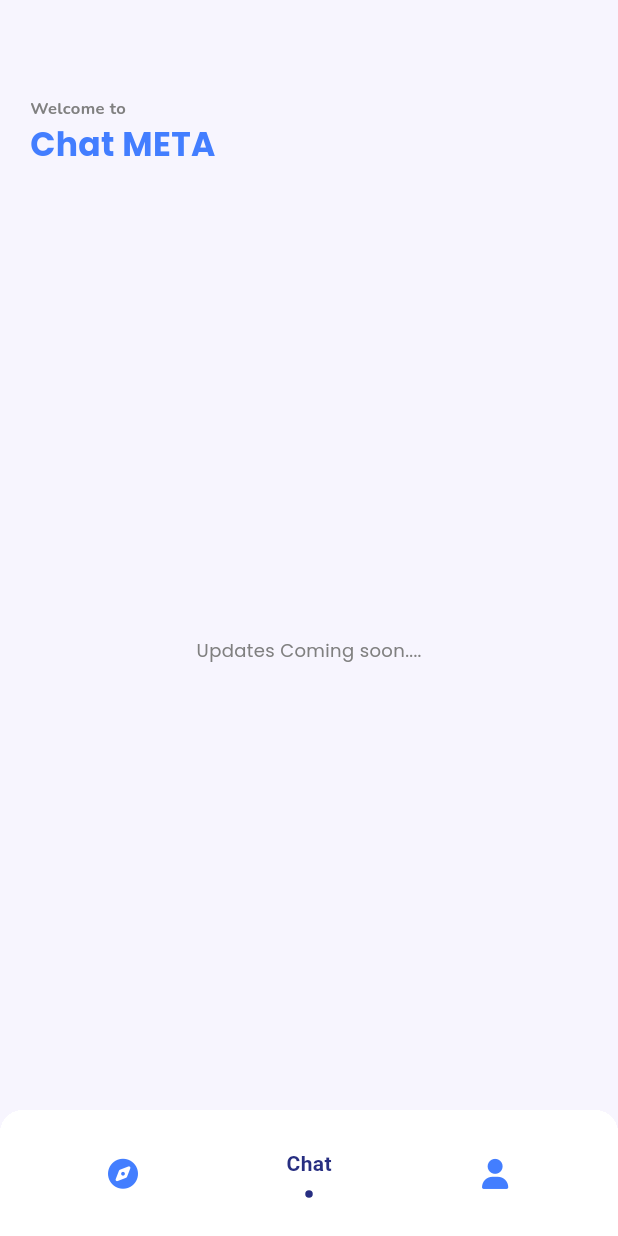
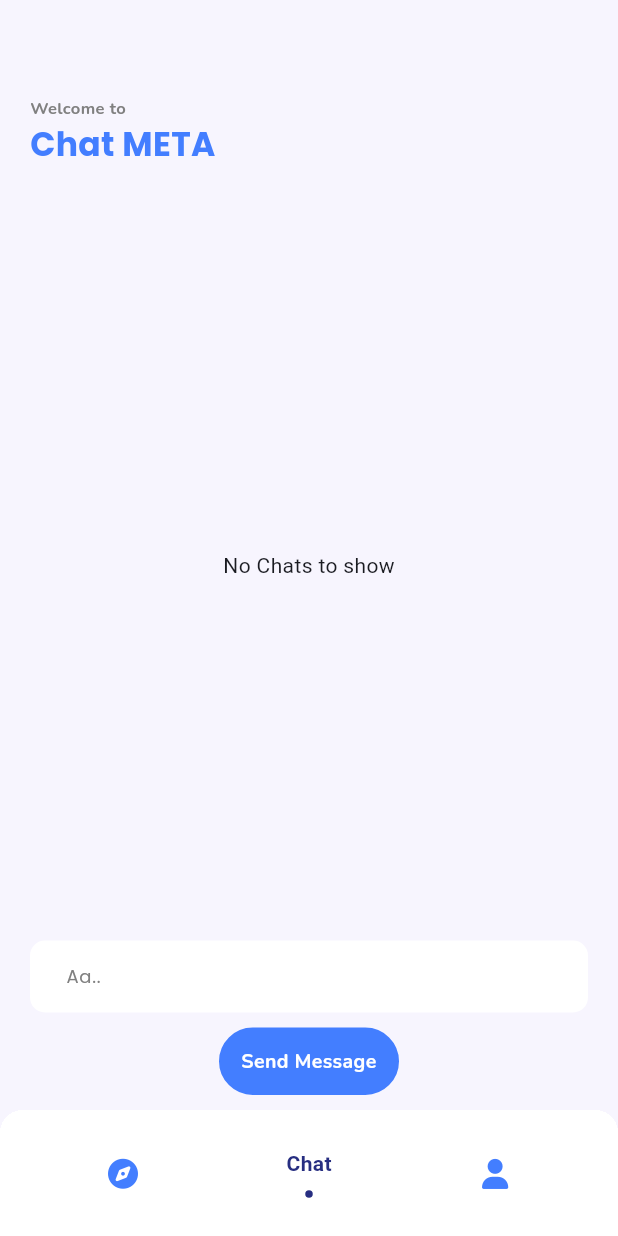
Before and after one commit to sakibZeem/chat-application, a Flutter app: the screen it shows once a user with an empty profile is signed in, swiped to page 2, on a phone screen of 412 x 824 dp. Run offline on Flutter 3.47's test engine with Material 3 defaults, Android fonts, the phone set to English and light mode, and no system bars; drawn by our look-alikes of flashy_tab_bar2; our stand-ins replace cloud_firestore, firebase_auth, firebase_core, font_awesome_flutter, google_fonts; missing offline and left inert: random_avatar; accounts and stored records are empty.

```diff
--- /dev/null
+++ b/lib/models/chat_models.dart
@@ -0,0 +1,44 @@
+// To parse this JSON data, do
+//
+//     final messageModel = messageModelFromMap(jsonString);
+
+import 'dart:convert';
+
+import 'package:cloud_firestore/cloud_firestore.dart';
+
+List<MessageModel> messageModelFromMap(String str) => List<MessageModel>.from(json.decode(str).map((x) => MessageModel.fromMap(x)));
+
+String messageModelToMap(List<MessageModel> data) => json.encode(List<dynamic>.from(data.map((x) => x.toMap())));
+
+class MessageModel {
+  String? message;
+  String? uuid;
+  String? name;
+  Timestamp? time;
+
+  MessageModel({
+    this.message,
+    this.uuid,
+    this.name,
+    this.time,
+  });
+
+  factory MessageModel.fromMap(Map<String, dynamic> json) => MessageModel(
+    message: json["message"],
+    uuid: json["uuid"],
+    name: json["name"],
+    time: json["time"],
+  );
+
+  Map<String, dynamic> toMap() => {
+    "message": message,
+    "uuid": uuid,
+    "name": name,
+    "time": time,
+  };
+
+  @override
+  String toString() {
+    return 'MessageModel{message: $message, uuid: $uuid, name: $name, time: $time}';
+  }
+}
--- a/lib/screens/chat/chat_tabs/chats.dart
+++ b/lib/screens/chat/chat_tabs/chats.dart
@@ -1,7 +1,11 @@
 import 'package:chat_application_iub_cse464/const_config/text_config.dart';
+import 'package:chat_application_iub_cse464/widgets/custom_buttons/Rouded_Action_Button.dart';
+import 'package:chat_application_iub_cse464/widgets/input_widgets/simple_input_field.dart';
+import 'package:cloud_firestore/cloud_firestore.dart';
 import 'package:flutter/material.dart';
 
 import '../../../const_config/color_config.dart';
+import '../../../services/chat_service.dart';
 
 class ChatsPage extends StatefulWidget {
   const ChatsPage({super.key});
@@ -11,13 +15,67 @@ class ChatsPage extends StatefulWidget {
 }
 
 class _ChatsPageState extends State<ChatsPage> {
+  final firebase = FirebaseFirestore.instance;
+  final messageController = TextEditingController();
+
   @override
   Widget build(BuildContext context) {
     return Scaffold(
-      backgroundColor: MyColor.scaffoldColor,
-      body: Center(
-        child: Text("Updates Coming soon....",style: TextDesign().bodyTextSmall,),
-      ),
-    );
+        backgroundColor: MyColor.scaffoldColor,
+        body: Column(
+          children: [
+            Expanded(
+              child: StreamBuilder(
+                stream: firebase.collection('chat').orderBy('time').snapshots(),
+                builder: (context, AsyncSnapshot snapshot) {
+                  if (snapshot.hasData && snapshot.connectionState == ConnectionState.active) {
+                    var data = snapshot.data.docs;
+                    return data.length != 0
+                        ? ListView.builder(
+                      itemCount: data.length,
+
+                      itemBuilder: (context, index) {
+                        return Padding(
+                          padding: const EdgeInsets.all(2.0),
+                          child: Card(
+                            color: Colors.white,
+                            child: Padding(
+                              padding: const EdgeInsets.all(8.0),
+                              child: Text(snapshot.data.docs[index]['message']),
+                            ),),
+                        );
+                      },
+                    )
+                        : const Center(child: Text("No Chats to show"));
+                  } else {
+                    return const Center(
+                      child: CircularProgressIndicator(),
+                    );
+                  }
+                },
+              ),
+            ),
+            SimpleInputField(
+              controller: messageController,
+              hintText: "Aa..",
+              needValidation: true,
+              errorMessage: "Message box can't be empty",
+              fieldTitle: "",
+              needTitle: false,
+            ),
+            const SizedBox(
+              height: 10,
+            ),
+            RoundedActionButton(
+              onClick: () {
+                ChatService().sendChatMessage(message: messageController.text);
+              },
+              label: "Send Message",
+            ),
+            const SizedBox(
+              height: 10,
+            ),
+          ],
+        ));
   }
 }
--- /dev/null
+++ b/lib/services/chat_service.dart
@@ -0,0 +1,25 @@
+import 'package:chat_application_iub_cse464/models/chat_models.dart';
+import 'package:cloud_firestore/cloud_firestore.dart';
+import 'package:firebase_auth/firebase_auth.dart';
+
+
+class ChatService{
+
+  final auth = FirebaseAuth.instance;
+  final firebase = FirebaseFirestore.instance;
+
+
+  Future<void> sendChatMessage({required String message})async{
+    var messageModel = MessageModel(
+        name: auth.currentUser!.email.toString(),
+        message: message,
+        uuid: auth.currentUser!.uid.toString(),
+        time: Timestamp.now()
+    );
+
+    await firebase.collection('chat').add(messageModel.toMap());
+
+
+  }
+
+}
```
Also changed, not shown: lib/screens/chat/chat_tabs/discover.dart (+39 -3 lines).
